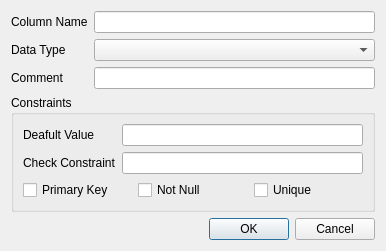
First picture: the form in src/ui/columndialog.ui, repository apavelm/qsqldesigner, before the edit.
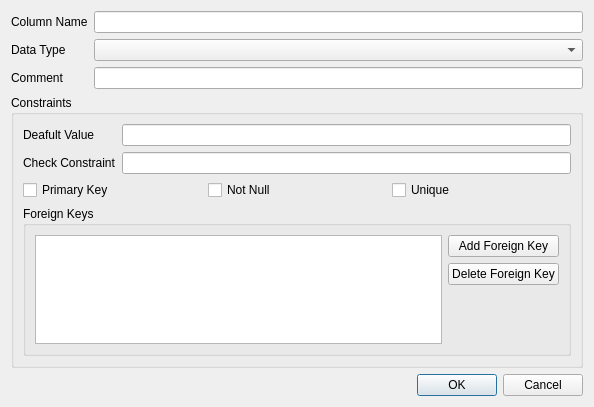
Second picture: the form after the edit.

Patch:
```diff
--- a/src/ui/columndialog.ui
+++ b/src/ui/columndialog.ui
@@ -6,8 +6,8 @@
    <rect>
     <x>0</x>
     <y>0</y>
-    <width>386</width>
-    <height>242</height>
+    <width>594</width>
+    <height>407</height>
    </rect>
   </property>
   <property name="windowTitle">
@@ -18,6 +18,9 @@
     <layout class="QVBoxLayout" name="verticalLayout_2">
      <item>
       <layout class="QFormLayout" name="formLayout_2">
+       <property name="fieldGrowthPolicy">
+        <enum>QFormLayout::AllNonFixedFieldsGrow</enum>
+       </property>
        <item row="0" column="0">
         <widget class="QLabel" name="lblName">
          <property name="text">
@@ -65,8 +68,10 @@
        <property name="flat">
         <bool>false</bool>
        </property>
-       <layout class="QGridLayout" name="gridLayout">
+       <layout class="QGridLayout" name="gridLayout_3">
         <item row="0" column="0">
+         <layout class="QVBoxLayout" name="verticalLayout_4">
+          <item>
          <layout class="QVBoxLayout" name="verticalLayout">
           <item>
            <layout class="QFormLayout" name="formLayout">
@@ -116,6 +121,55 @@
              </widget>
             </item>
            </layout>
+            </item>
+           </layout>
+          </item>
+          <item>
+           <widget class="QGroupBox" name="grpFK">
+            <property name="title">
+             <string>Foreign Keys</string>
+            </property>
+            <layout class="QGridLayout" name="gridLayout">
+             <item row="0" column="0">
+              <layout class="QHBoxLayout" name="horizontalLayout_2">
+               <item>
+                <widget class="QColumnView" name="columnView"/>
+               </item>
+               <item>
+                <layout class="QVBoxLayout" name="verticalLayout_3">
+                 <item>
+                  <widget class="QPushButton" name="btnAddFK">
+                   <property name="text">
+                    <string>Add Foreign Key</string>
+                   </property>
+                  </widget>
+                 </item>
+                 <item>
+                  <widget class="QPushButton" name="btnDelFK">
+                   <property name="text">
+                    <string>Delete Foreign Key</string>
+                   </property>
+                  </widget>
+                 </item>
+                 <item>
+                  <spacer name="verticalSpacer">
+                   <property name="orientation">
+                    <enum>Qt::Vertical</enum>
+                   </property>
+                   <property name="sizeHint" stdset="0">
+                    <size>
+                     <width>20</width>
+                     <height>40</height>
+                    </size>
+                   </property>
+                  </spacer>
+                 </item>
+                </layout>
+               </item>
+              </layout>
+             </item>
+            </layout>
+           </widget>
           </item>
          </layout>
         </item>
```
Lines whose indentation alone changed are shown as unchanged.
